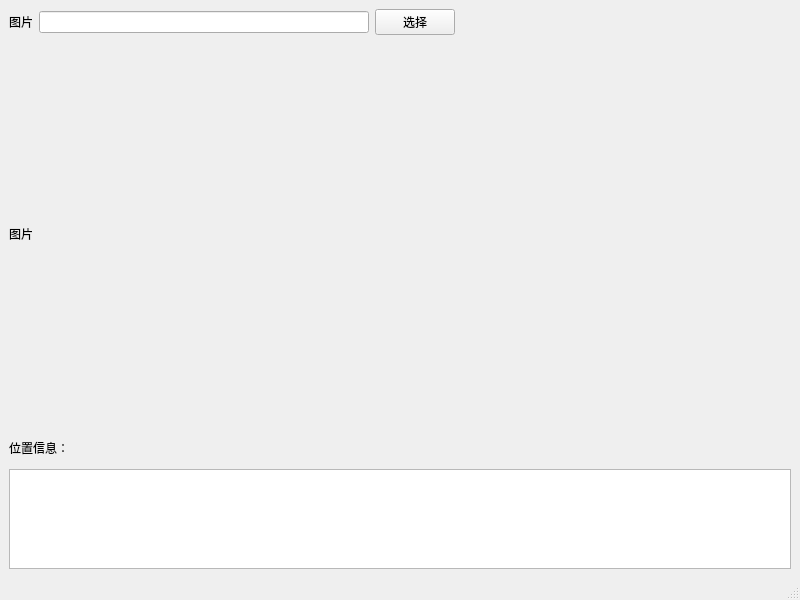
The window that shotlabel/ShotLabel/mainwindow.ui (leehuitao/AutoWidgetSizeTest) describes before a commit, drawn with Qt 5.
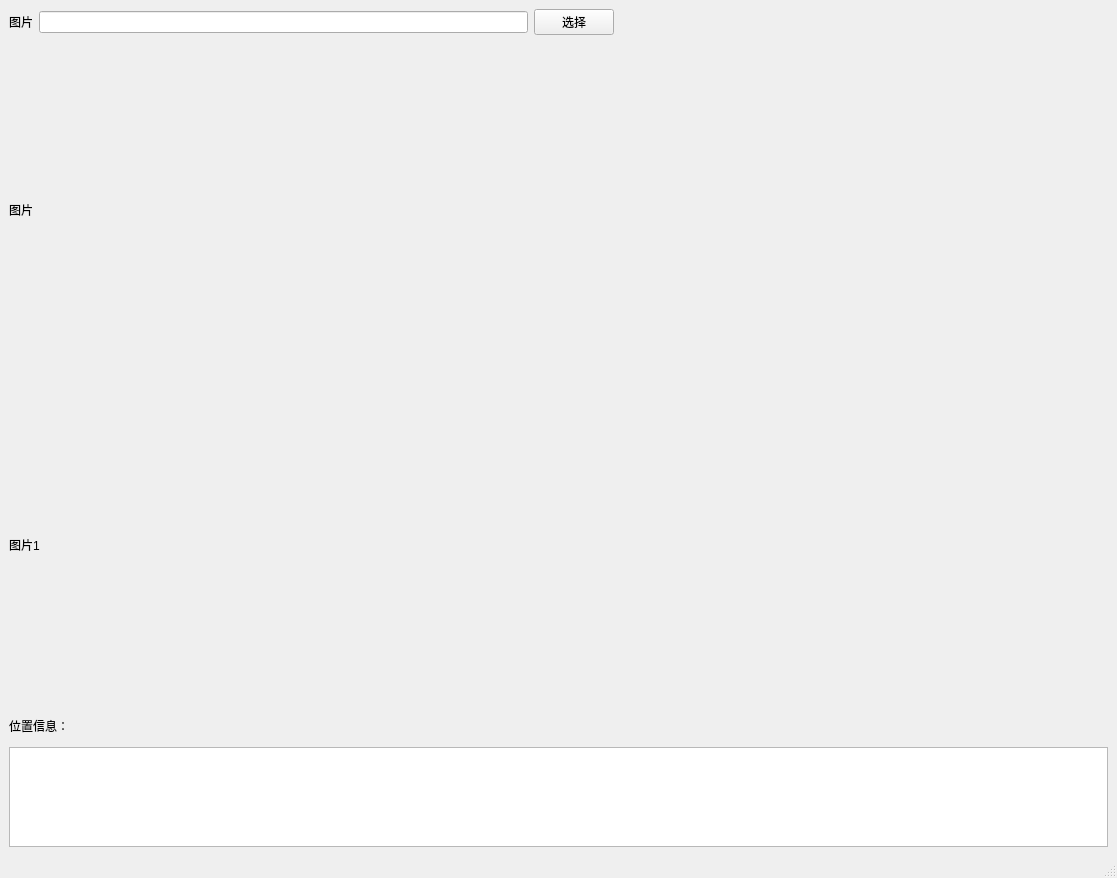
The same window after the commit. Custom widgets are drawn as their Qt base class.

Patch:
```diff
--- a/shotlabel/ShotLabel/mainwindow.ui
+++ b/shotlabel/ShotLabel/mainwindow.ui
@@ -6,8 +6,8 @@
    <rect>
     <x>0</x>
     <y>0</y>
-    <width>800</width>
-    <height>600</height>
+    <width>1117</width>
+    <height>878</height>
    </rect>
   </property>
   <property name="windowTitle">
@@ -15,20 +15,55 @@
   </property>
   <widget class="QWidget" name="centralwidget">
    <layout class="QGridLayout" name="gridLayout" columnstretch="0,0,0,0">
-    <item row="0" column="0">
-     <widget class="QLabel" name="label">
+    <item row="3" column="0" colspan="2">
+     <widget class="QLabel" name="label_3">
+      <property name="maximumSize">
+       <size>
+        <width>16777215</width>
+        <height>30</height>
+       </size>
+      </property>
       <property name="text">
-       <string>图片</string>
+       <string>位置信息：</string>
       </property>
      </widget>
     </item>
     <item row="0" column="1">
      <widget class="QLineEdit" name="img_path"/>
     </item>
-    <item row="0" column="2">
-     <widget class="QPushButton" name="select_img_btn">
+    <item row="0" column="0">
+     <widget class="QLabel" name="label">
       <property name="text">
-       <string>选择</string>
+       <string>图片</string>
+      </property>
+     </widget>
+    </item>
+    <item row="4" column="0" colspan="4">
+     <widget class="QTextEdit" name="pos_text">
+      <property name="maximumSize">
+       <size>
+        <width>16777215</width>
+        <height>100</height>
+       </size>
+      </property>
+     </widget>
+    </item>
+    <item row="1" column="0" colspan="4">
+     <widget class="ShotLabel" name="img_lab">
+      <property name="minimumSize">
+       <size>
+        <width>480</width>
+        <height>320</height>
+       </size>
+      </property>
+      <property name="maximumSize">
+       <size>
+        <width>320</width>
+        <height>16777215</height>
+       </size>
+      </property>
+      <property name="text">
+       <string>图片</string>
       </property>
      </widget>
     </item>
@@ -45,33 +80,29 @@
       </property>
      </spacer>
     </item>
-    <item row="1" column="0" colspan="4">
-     <widget class="ShotLabel" name="img_lab">
+    <item row="0" column="2">
+     <widget class="QPushButton" name="select_img_btn">
       <property name="text">
-       <string>图片</string>
+       <string>选择</string>
       </property>
      </widget>
     </item>
     <item row="2" column="0" colspan="2">
-     <widget class="QLabel" name="label_3">
+     <widget class="ShotPolygonLabel" name="img_lab_2">
+      <property name="minimumSize">
+       <size>
+        <width>480</width>
+        <height>320</height>
+       </size>
+      </property>
       <property name="maximumSize">
        <size>
-        <width>16777215</width>
-        <height>30</height>
+        <width>480</width>
+        <height>320</height>
        </size>
       </property>
       <property name="text">
-       <string>位置信息：</string>
-      </property>
-     </widget>
-    </item>
-    <item row="3" column="0" colspan="4">
-     <widget class="QTextEdit" name="pos_text">
-      <property name="maximumSize">
-       <size>
-        <width>16777215</width>
-        <height>100</height>
-       </size>
+       <string>图片1</string>
       </property>
      </widget>
     </item>
@@ -82,7 +113,7 @@
     <rect>
      <x>0</x>
      <y>0</y>
-     <width>800</width>
+     <width>1117</width>
      <height>23</height>
     </rect>
    </property>
@@ -95,6 +126,11 @@
    <extends>QLabel</extends>
    <header>shot_label.h</header>
   </customwidget>
+  <customwidget>
+   <class>ShotPolygonLabel</class>
+   <extends>QLabel</extends>
+   <header>shot_polygon_label.h</header>
+  </customwidget>
  </customwidgets>
  <resources/>
  <connections/>
```
